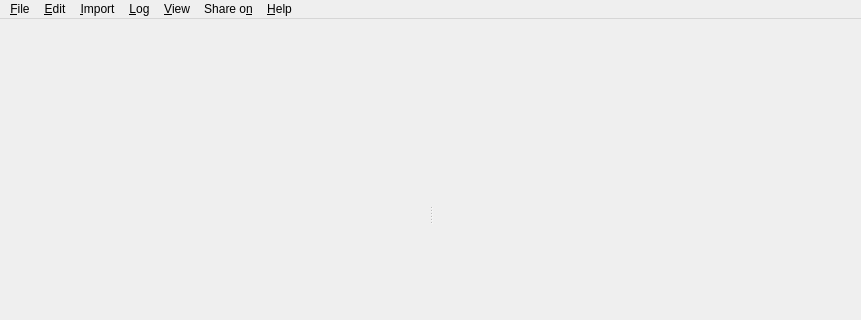
subsurface/subsurface, file desktop-widgets/mainwindow.ui: the form before one commit; both pictures show x 0 to 861 and y 0 to 320 of the 861 by 800 pixel window.
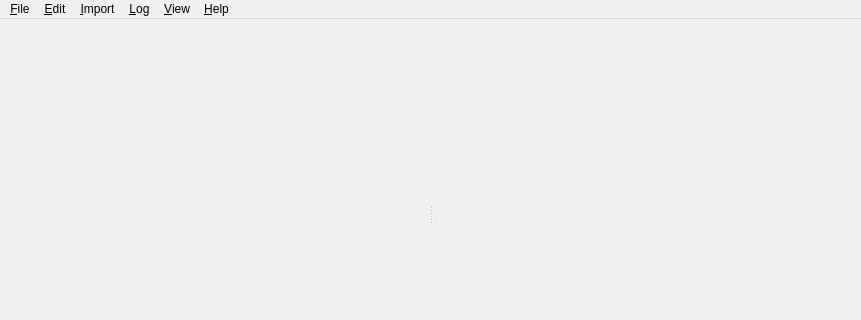
The form after the commit. Icons and pictures are not drawn. Custom widgets are drawn as their Qt base class.

```diff
--- a/desktop-widgets/mainwindow.ui
+++ b/desktop-widgets/mainwindow.ui
@@ -137,18 +137,11 @@
      <string>&amp;Edit</string>
     </property>
    </widget>
-   <widget class="QMenu" name="menuShare_on">
-    <property name="title">
-     <string>Share o&amp;n</string>
-    </property>
-    <addaction name="separator"/>
-   </widget>
    <addaction name="menuFile"/>
    <addaction name="menu_Edit"/>
    <addaction name="menuImport"/>
    <addaction name="menuLog"/>
    <addaction name="menuView"/>
-   <addaction name="menuShare_on"/>
    <addaction name="menuHelp"/>
   </widget>
   <action name="actionNew">
```
Left out of the diff: 5 changed lines with no effect on the pictures.
